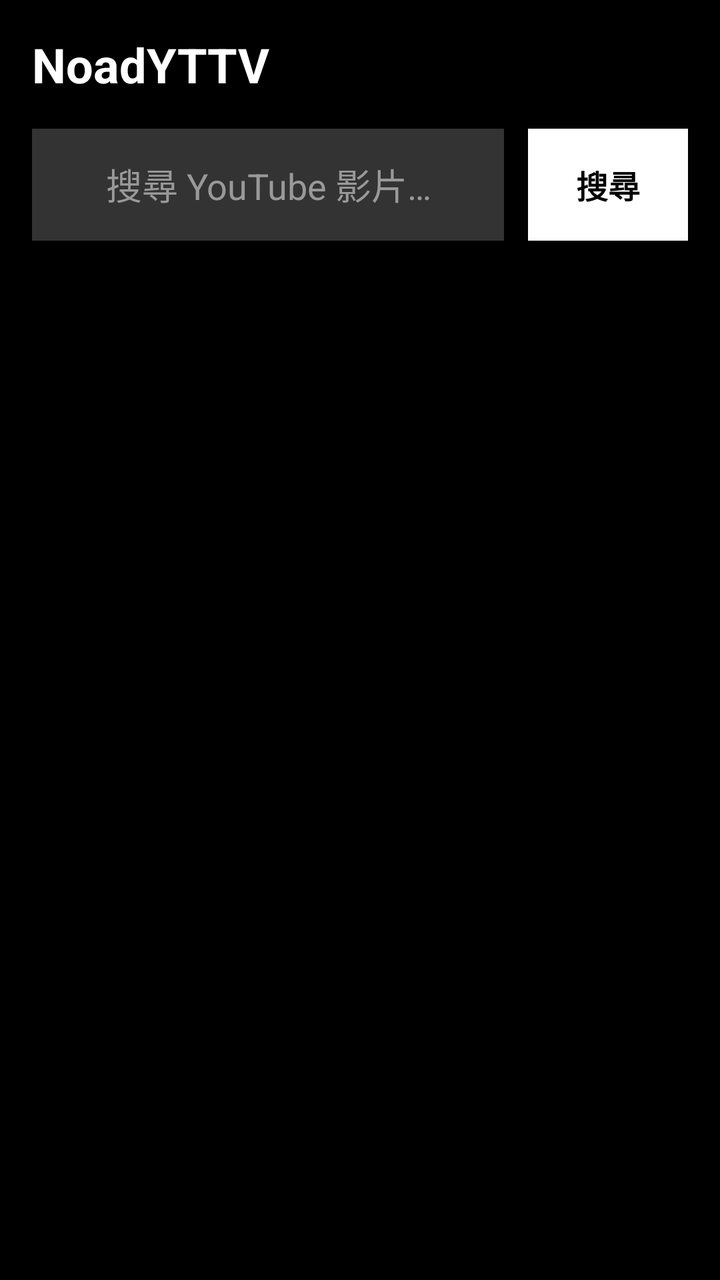
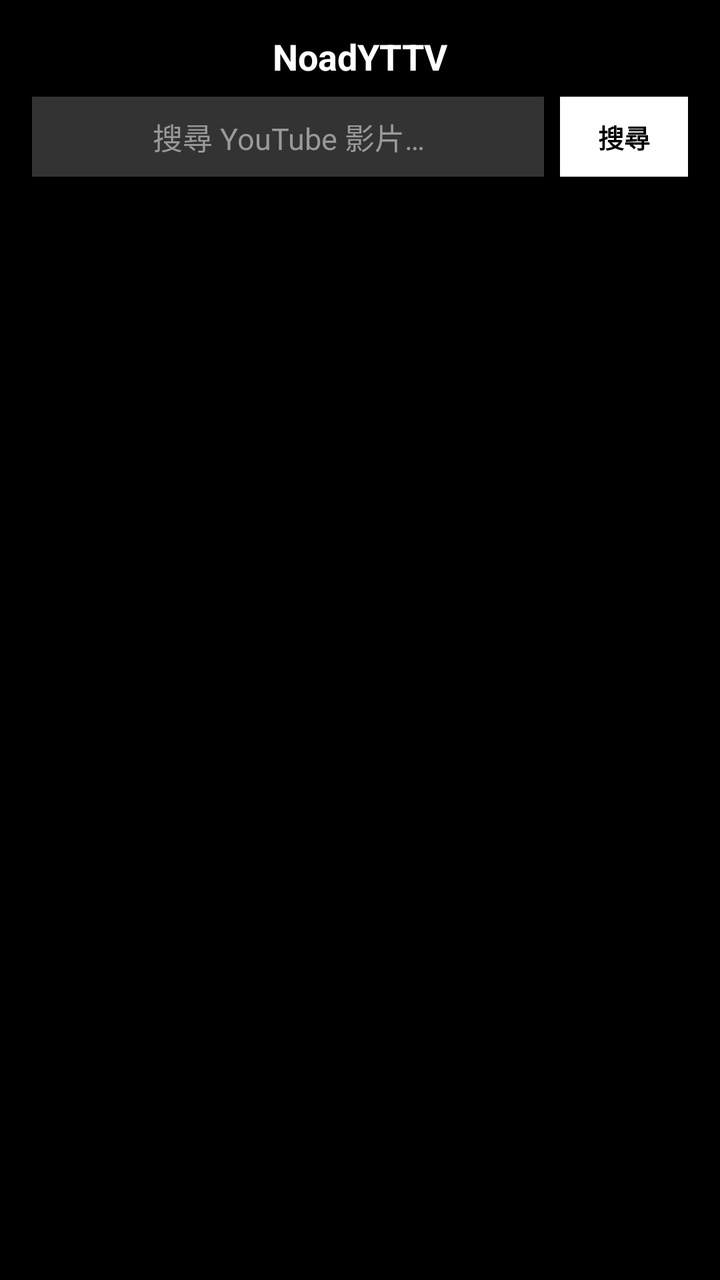

An Android layout rendered at two revisions. The XML below is the earlier revision; the diff shows what the commit changed to produce the second picture.
<!-- AndroidManifest.xml: activity theme Theme.NoadYTTV -->
<!-- res/layout/activity_main.xml -->
<?xml version="1.0" encoding="utf-8"?>
<LinearLayout xmlns:android="http://schemas.android.com/apk/res/android"
    android:layout_width="match_parent"
    android:layout_height="match_parent"
    android:orientation="vertical"
    android:background="#000000"
    android:padding="16dp">

    
    <TextView
        android:id="@+id/app_title"
        android:layout_width="match_parent"
        android:layout_height="wrap_content"
        android:text="@string/app_name"
        android:textSize="24sp"
        android:textColor="#FFFFFF"
        android:textStyle="bold"
        android:layout_marginBottom="16dp" />

    
    <LinearLayout
        android:layout_width="match_parent"
        android:layout_height="wrap_content"
        android:orientation="horizontal"
        android:layout_marginBottom="16dp">

        
        <EditText
            android:id="@+id/search_input"
            android:layout_width="0dp"
            android:layout_height="56dp"
            android:layout_weight="1"
            android:background="#333333"
            android:textColor="#FFFFFF"
            android:textColorHint="#999999"
            android:hint="@string/search_hint"
            android:textSize="18sp"
            android:singleLine="true"
            android:imeOptions="actionSearch"
            android:inputType="text"
            android:gravity="center"
            android:focusable="true"
            android:focusableInTouchMode="true"
            android:paddingStart="12dp"
            android:paddingEnd="12dp" />

        
        <Button
            android:id="@+id/search_button"
            android:layout_width="80dp"
            android:layout_height="56dp"
            android:layout_marginStart="12dp"
            android:background="#FFFFFF"
            android:text="@string/search"
            android:textColor="#000000"
            android:textSize="16sp"
            android:textStyle="bold"
            android:focusable="true"
            android:focusableInTouchMode="true" />

    </LinearLayout>

    
    <TextView
        android:id="@+id/searching_text"
        android:layout_width="match_parent"
        android:layout_height="wrap_content"
        android:text=""
        android:textColor="#FFD700"
        android:textSize="16sp"
        android:gravity="center"
        android:visibility="gone"
        android:layout_marginBottom="8dp" />

    
    <GridView
        android:id="@+id/results_grid"
        android:layout_width="match_parent"
        android:layout_height="match_parent"
        android:numColumns="auto_fit"
        android:columnWidth="200dp"
        android:verticalSpacing="16dp"
        android:horizontalSpacing="16dp"
        android:stretchMode="columnWidth"
        android:focusable="true"
        android:focusableInTouchMode="true" />

</LinearLayout>
<!-- resources referenced by this layout -->
<resources>
  <string name="app_name">NoadYTTV</string>
  <string name="search">搜尋</string>
  <string name="search_hint">搜尋 YouTube 影片…</string>
  <style name="Theme.NoadYTTV" parent="android:Theme.DeviceDefault.NoActionBar">
          <item name="android:windowBackground">@color/background</item>
          <item name="android:colorBackground">@color/background</item>
          <item name="android:statusBarColor">@android:color/transparent</item>
          <item name="android:navigationBarColor">@android:color/transparent</item>
          <item name="android:windowDrawsSystemBarBackgrounds">true</item>
          <item name="android:windowTranslucentNavigation">true</item>
      </style>
  <color name="background">#000000</color>
</resources>

<!-- the commit's change to res/layout/activity_main.xml (unified diff, before → after) -->
@@ -12,29 +12,30 @@
         android:layout_width="match_parent"
         android:layout_height="wrap_content"
         android:text="@string/app_name"
-        android:textSize="24sp"
+        android:textSize="18sp"
         android:textColor="#FFFFFF"
         android:textStyle="bold"
-        android:layout_marginBottom="16dp" />
+        android:gravity="center"
+        android:layout_marginBottom="8dp" />
 
     
     <LinearLayout
         android:layout_width="match_parent"
-        android:layout_height="wrap_content"
+        android:layout_height="40dp"
         android:orientation="horizontal"
-        android:layout_marginBottom="16dp">
+        android:layout_marginBottom="4dp">
 
         
         <EditText
             android:id="@+id/search_input"
             android:layout_width="0dp"
-            android:layout_height="56dp"
+            android:layout_height="match_parent"
             android:layout_weight="1"
             android:background="#333333"
             android:textColor="#FFFFFF"
             android:textColorHint="#999999"
             android:hint="@string/search_hint"
-            android:textSize="18sp"
+            android:textSize="15sp"
             android:singleLine="true"
             android:imeOptions="actionSearch"
             android:inputType="text"
@@ -47,13 +48,13 @@
         
         <Button
             android:id="@+id/search_button"
-            android:layout_width="80dp"
-            android:layout_height="56dp"
-            android:layout_marginStart="12dp"
+            android:layout_width="64dp"
+            android:layout_height="match_parent"
+            android:layout_marginStart="8dp"
             android:background="#FFFFFF"
             android:text="@string/search"
             android:textColor="#000000"
-            android:textSize="16sp"
+            android:textSize="13sp"
             android:textStyle="bold"
             android:focusable="true"
             android:focusableInTouchMode="true" />
@@ -67,10 +68,30 @@
         android:layout_height="wrap_content"
         android:text=""
         android:textColor="#FFD700"
-        android:textSize="16sp"
+        android:textSize="12sp"
         android:gravity="center"
         android:visibility="gone"
-        android:layout_marginBottom="8dp" />
+        android:layout_marginBottom="2dp" />
+
+    
+    <HorizontalScrollView
+        android:id="@+id/history_scroll"
+        android:layout_width="match_parent"
+        android:layout_height="wrap_content"
+        android:fillViewport="false"
+        android:scrollbars="none"
+        android:layout_marginBottom="2dp"
+        android:visibility="gone">
+
+        <LinearLayout
+            android:id="@+id/history_container"
+            android:layout_width="wrap_content"
+            android:layout_height="wrap_content"
+            android:orientation="horizontal"
+            android:paddingStart="4dp"
+            android:paddingEnd="4dp" />
+
+    </HorizontalScrollView>
 
     
     <GridView
@@ -79,7 +100,7 @@
         android:layout_height="match_parent"
         android:numColumns="auto_fit"
         android:columnWidth="200dp"
-        android:verticalSpacing="16dp"
+        android:verticalSpacing="12dp"
         android:horizontalSpacing="16dp"
         android:stretchMode="columnWidth"
         android:focusable="true"
